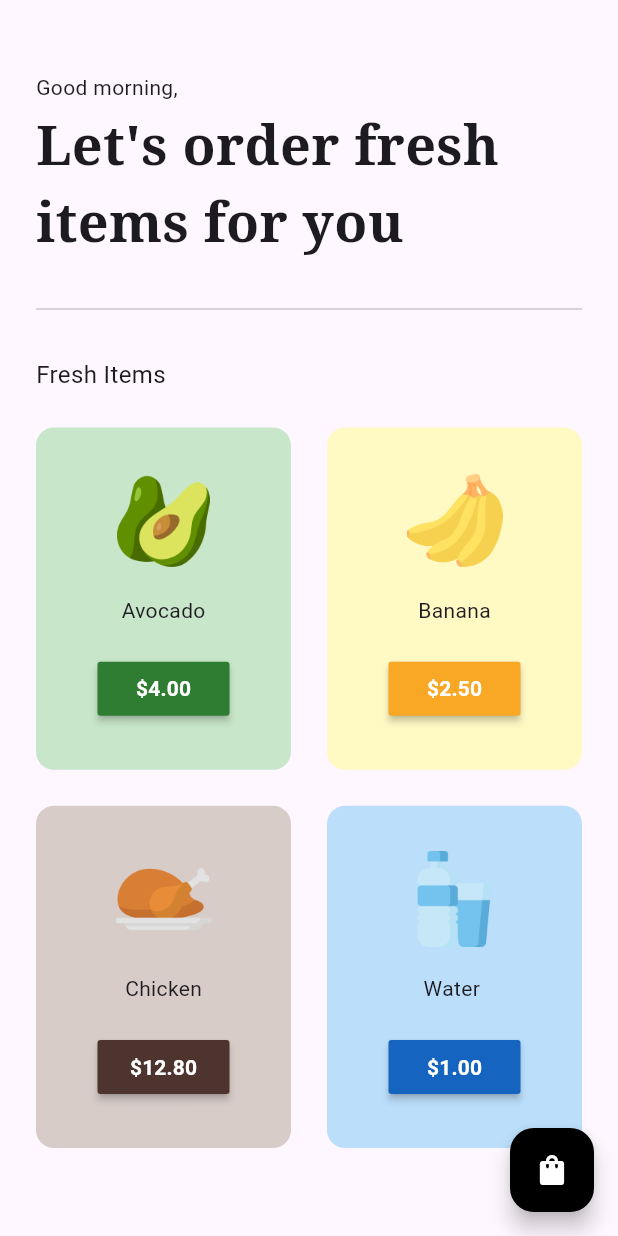
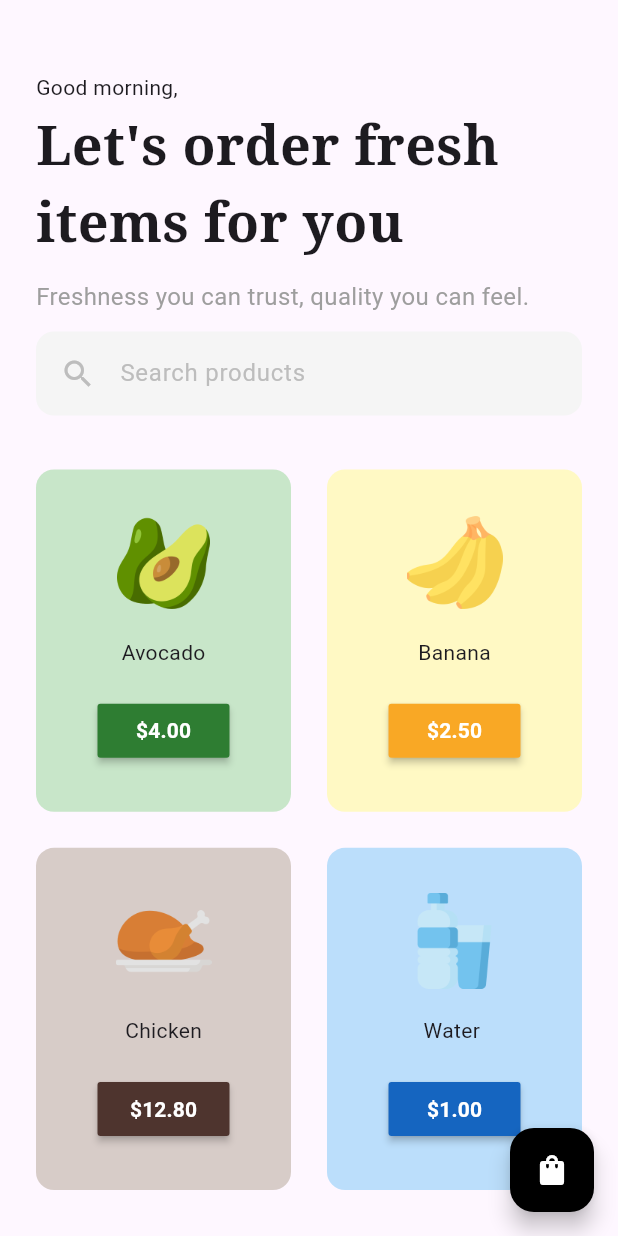
Before and after one commit to ymeliskaradag/grocery_shop_app, a Flutter app: the HomePage screen opened directly, on a phone screen of 412 x 824 dp. Run offline on Flutter 3.47's test engine with Material 3 defaults, Android fonts, the light colour scheme and no system bars; our stand-ins replace google_fonts.

Commit message:
ui updates

```diff
--- a/lib/pages/home_page.dart
+++ b/lib/pages/home_page.dart
@@ -42,27 +42,60 @@ class HomePage extends StatelessWidget{
                   ),
                 ),
             ),
+            const SizedBox(height: 12),
 
-            const SizedBox(height: 24),
+            Padding(
+              padding: const EdgeInsets.symmetric(horizontal: 24.0),
+              child: Text(
+                "Freshness you can trust, quality you can feel.",
+                style: TextStyle(
+                  color: Colors.grey[500],
+                  fontSize: 16,
+                ),
+              ),
+            ),
+            const SizedBox(height: 12),
+
+            //Search Bar
+            Padding(
+              padding: const EdgeInsets.symmetric(horizontal: 24.0),
+              child: Container(
+                decoration: BoxDecoration(
+                  color: Colors.grey[100],
+                  borderRadius: BorderRadius.circular(12),
+                ),
+                padding: const EdgeInsets.symmetric(horizontal: 16, vertical: 4),
+                child: TextField(
+                  decoration: InputDecoration(
+                    border: InputBorder.none,
+                    hintText: "Search products",
+                    hintStyle: TextStyle(color: Colors.grey[400]),
+                    icon: Icon(Icons.search, color: Colors.grey[400]),
+                  ),
+                ),
+              ),
+            ),
+
+            const SizedBox(height: 12),
 
             //divider
-            const Padding(
+/*            const Padding(
               padding: const EdgeInsets.symmetric(horizontal: 24.0),
               child: Divider(
 
               ),
             ),
 
-            const SizedBox(height: 24),
+            const SizedBox(height: 24),*/
 
             //items + grid
-            const Padding(
+            /*const Padding(
               padding: EdgeInsets.symmetric(horizontal: 24.0),
               child: Text(
                 "Fresh Items",
                 style: TextStyle(fontSize: 16),
               ),
-            ),
+            ),*/
 
             Expanded(
               child: Consumer<CardModel>(builder: (context, value, child){
```
